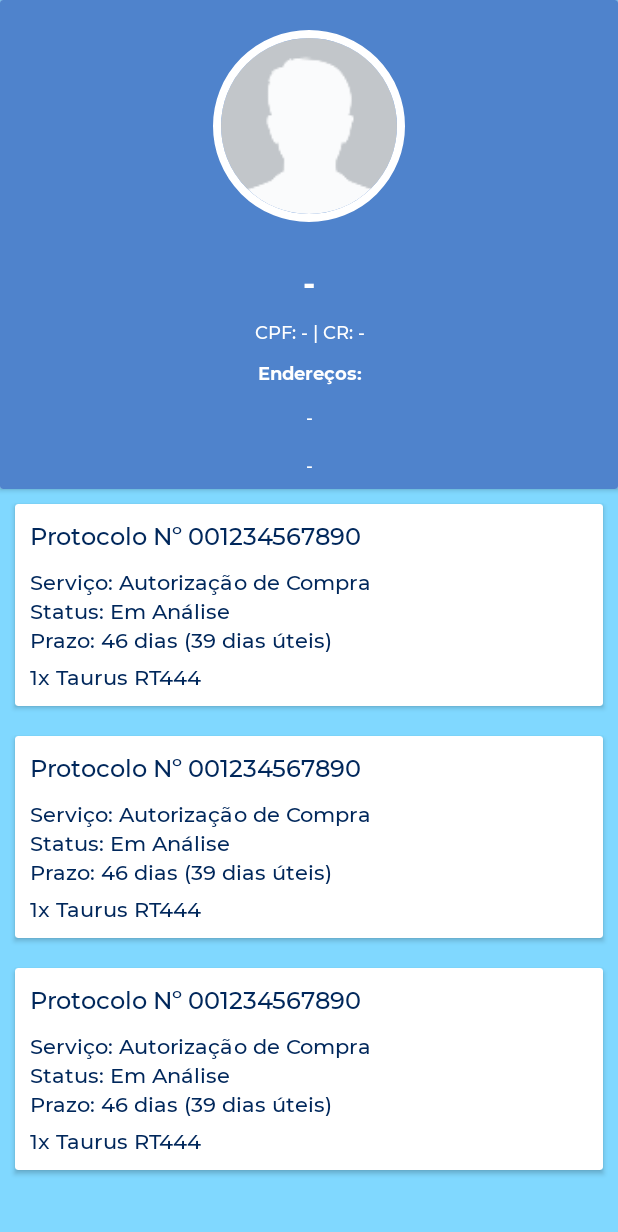
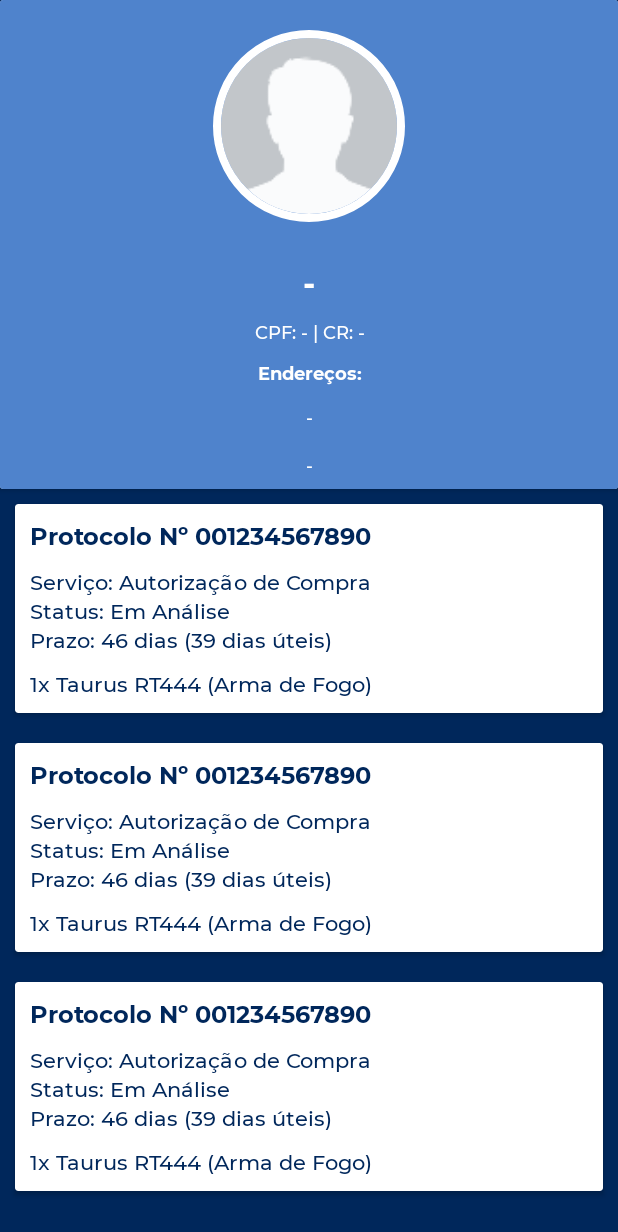
Before and after one commit to Wolfterro/CRManager-App, an Android app: the layout activity_main.xml on its own in the app's theme, with its tools: preview values and no code run, on a phone screen of 412 x 824 dp. Shown: the top 1232 px of the screen. Run offline under Robolectric (Android 15) with nearby library versions, the light colour scheme and no system bars.

Commit message:
Adjusting process list view

```diff
--- a/app/src/main/java/com/github/wolfterro/crmanager/adapters/ProcessListAdapter.java
+++ b/app/src/main/java/com/github/wolfterro/crmanager/adapters/ProcessListAdapter.java
@@ -81,10 +81,11 @@ public class ProcessListAdapter extends RecyclerView.Adapter<ProcessViewHolder>{
 
                 holder.processPCE.setText(
                         String.format(
-                                "%dx %s %s",
+                                "%dx %s %s (%s)",
                                 pce.getInt("quantity"),
                                 pce.getString("manufacturer"),
-                                pce.getString("name")
+                                pce.getString("name"),
+                                pce.getString("pce_type_label")
                         )
                 );
             } else {
--- a/app/src/main/res/layout/activity_main.xml
+++ b/app/src/main/res/layout/activity_main.xml
@@ -4,8 +4,8 @@
     xmlns:tools="http://schemas.android.com/tools"
     android:layout_width="match_parent"
     android:layout_height="match_parent"
-    android:background="@color/crmanager_colorPrimaryAlt"
-    android:backgroundTint="@color/crmanager_colorPrimaryAlt"
+    android:background="@color/crmanager_colorPrimaryDark"
+    android:backgroundTint="@color/crmanager_colorPrimaryDark"
     tools:context=".MainActivity">
 
     <ScrollView
@@ -100,8 +100,8 @@
                 android:id="@+id/processListRecyclerView"
                 android:layout_width="match_parent"
                 android:layout_height="match_parent"
-                android:background="@color/crmanager_colorPrimaryAlt"
-                android:backgroundTint="@color/crmanager_colorPrimaryAlt"
+                android:background="@color/crmanager_colorPrimaryDark"
+                android:backgroundTint="@color/crmanager_colorPrimaryDark"
                 tools:listitem="@layout/process_list_view"/>
 
         </LinearLayout>
--- a/app/src/main/res/layout/process_list_view.xml
+++ b/app/src/main/res/layout/process_list_view.xml
@@ -4,7 +4,7 @@
     android:id="@+id/processListRelativeLayout"
     android:layout_width="match_parent"
     android:layout_height="wrap_content"
-    android:background="@color/crmanager_colorPrimaryAlt">
+    android:background="@color/crmanager_colorPrimaryDark">
 
     <androidx.cardview.widget.CardView
         android:layout_width="match_parent"
@@ -26,7 +26,7 @@
                 android:id="@+id/processInstanceProtocolNumber"
                 android:layout_width="wrap_content"
                 android:layout_height="wrap_content"
-                android:fontFamily="@font/montserrat_medium"
+                android:fontFamily="@font/montserrat_bold"
                 android:textColor="@color/crmanager_colorPrimaryDark"
                 android:textSize="16sp"
                 android:layout_marginBottom="10dp"
@@ -66,8 +66,8 @@
                 android:fontFamily="@font/montserrat_medium"
                 android:textColor="@color/crmanager_colorPrimaryDark"
                 android:textSize="14sp"
-                android:layout_marginTop="5dp"
-                tools:text="1x Taurus RT444" />
+                android:layout_marginTop="10dp"
+                tools:text="1x Taurus RT444 (Arma de Fogo)" />
         </LinearLayout>
 
     </androidx.cardview.widget.CardView>
--- a/app/src/main/res/values/colors.xml
+++ b/app/src/main/res/values/colors.xml
@@ -13,4 +13,5 @@
     <color name="crmanager_colorPrimaryDark">#00275B</color>
     <color name="crmanager_colorPrimaryAlt">#80d8ff</color>
     <color name="crmanager_yellow">#ffeb3b</color>
+    <color name="crmanager_black">#212121</color>
 </resources>
```
Also changed, not shown: app/src/main/java/com/github/wolfterro/crmanager/utils/Utils.java (+5 -2 lines), app/src/main/res/layout/process_list_view_final.xml (deleted, +0 -62 lines).
